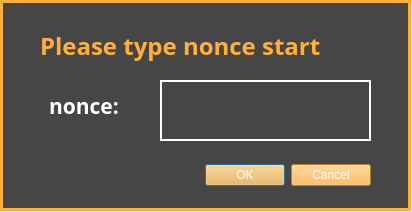
Joowce/cse4115, file src/view/dialog.ui: the form before one commit.
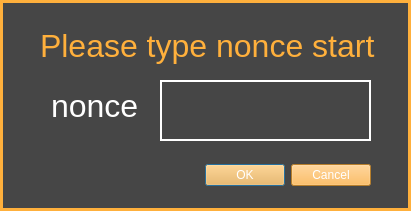
The form after the commit.

```diff
--- a/src/view/dialog.ui
+++ b/src/view/dialog.ui
@@ -57,10 +57,10 @@
    </property>
    <property name="font">
     <font>
-     <family>Helvetica75</family>
-     <pointsize>18</pointsize>
-     <weight>75</weight>
-     <bold>true</bold>
+     <family>Lucida Grande</family>
+     <pointsize>24</pointsize>
+     <weight>50</weight>
+     <bold>false</bold>
     </font>
    </property>
    <property name="styleSheet">
@@ -140,10 +140,10 @@
     </property>
     <property name="font">
      <font>
-      <family>Helvetica75</family>
-      <pointsize>16</pointsize>
-      <weight>75</weight>
-      <bold>true</bold>
+      <family>Lucida Grande</family>
+      <pointsize>24</pointsize>
+      <weight>50</weight>
+      <bold>false</bold>
      </font>
     </property>
     <property name="styleSheet">
```
Left out of the diff: 8 changed lines with no effect on the pictures.
